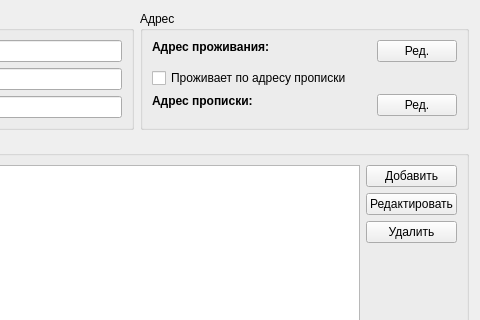
This is src/patients/patienteditwidget.ui in megakoko/m-system as Qt 5 draws it before an edit; both pictures show x 206 to 686 and y 0 to 320 of the 686 by 487 pixel window. The edited form follows.
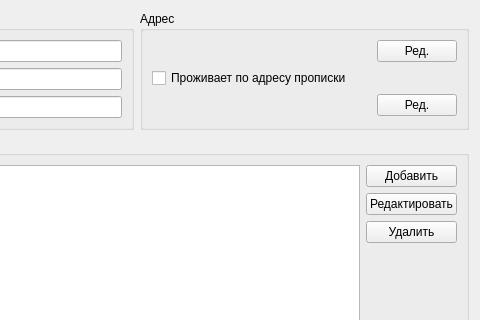
This is the edited form.

```diff
--- a/src/patients/patienteditwidget.ui
+++ b/src/patients/patienteditwidget.ui
@@ -82,7 +82,7 @@
            </sizepolicy>
           </property>
           <property name="text">
-           <string>&lt;b&gt;Адрес проживания:&lt;/b&gt;</string>
+           <string/>
           </property>
           <property name="alignment">
            <set>Qt::AlignLeading|Qt::AlignLeft|Qt::AlignTop</set>
@@ -98,7 +98,7 @@
            </sizepolicy>
           </property>
           <property name="text">
-           <string>&lt;b&gt;Адрес прописки:&lt;/b&gt;</string>
+           <string/>
           </property>
           <property name="alignment">
            <set>Qt::AlignLeading|Qt::AlignLeft|Qt::AlignTop</set>
```
